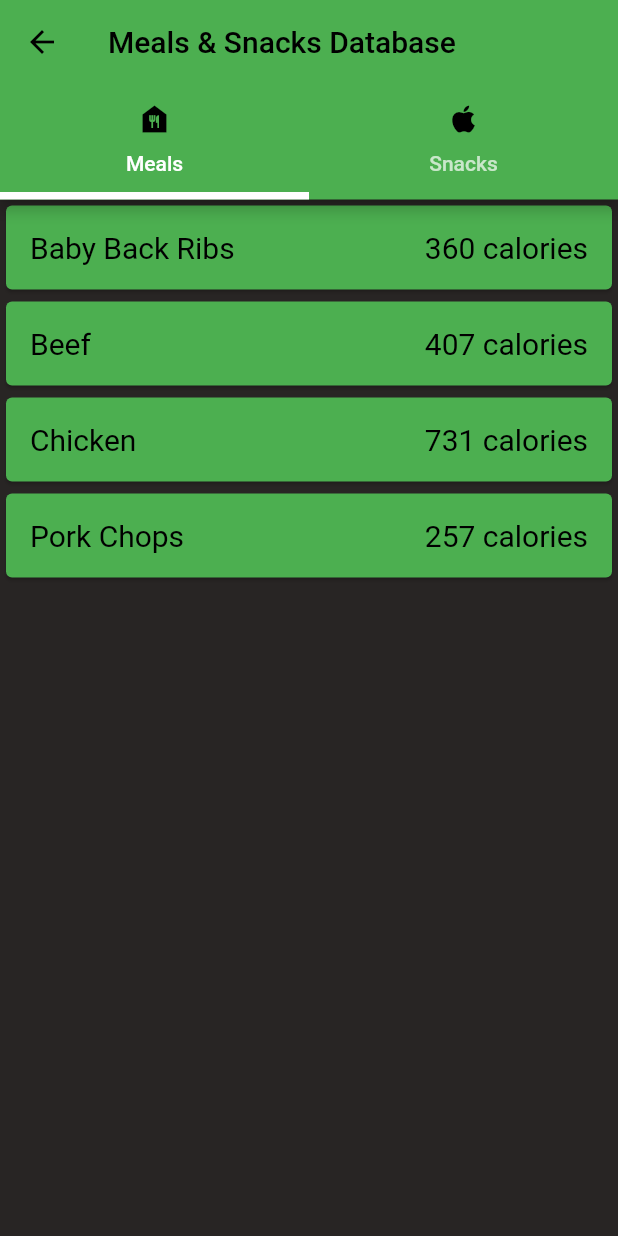
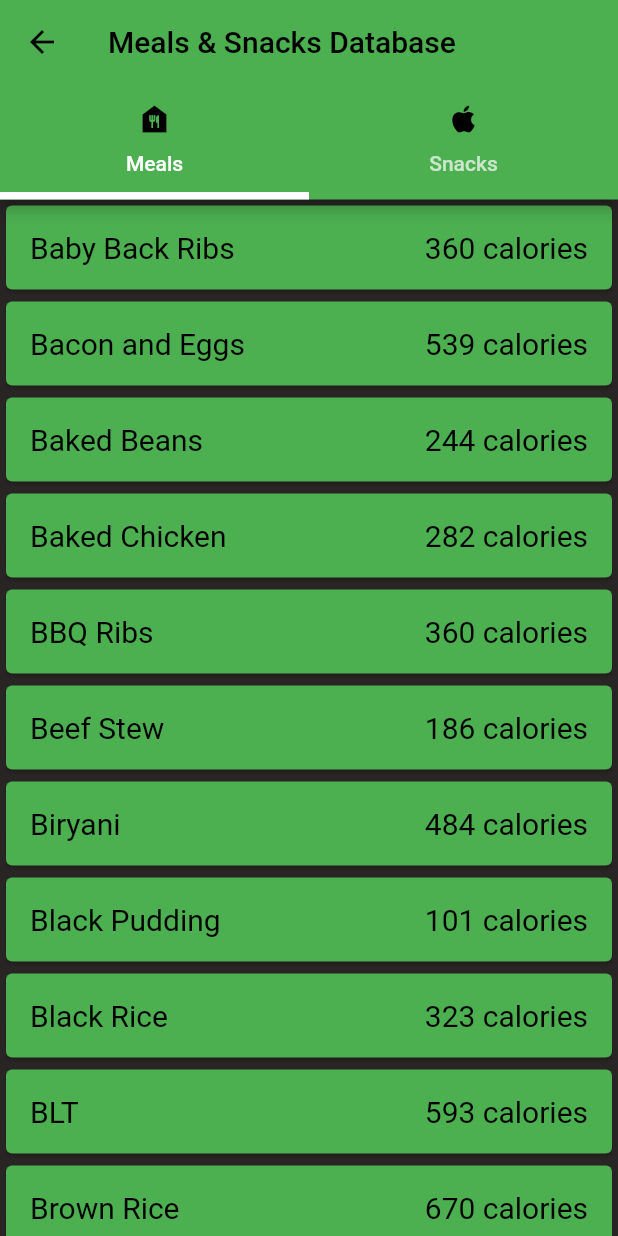
Before and after one commit to robharper00/SE300_DARM, a Flutter app: the MealsDatabaseScreen screen opened directly, on a phone screen of 412 x 824 dp. Run offline on Flutter 3.47's test engine with Material 2 defaults, Android fonts, the phone set to English and light mode, and no system bars; our stand-ins replace flutter_local_notifications, pedometer, timezone; missing offline and left inert: heart_bpm.

Commit message:
Finalized code: updating meals database.

```diff
--- a/lib/meals_database_screen.dart
+++ b/lib/meals_database_screen.dart
@@ -3,16 +3,36 @@ import 'package:healthy_habits/calorie_counter_screen.dart';
 
 List<String> meals = [
   'Baby Back Ribs',
-  'Beef',
-  'Chicken',
-  'Pork Chops',
+  'Bacon and Eggs',
+  'Baked Beans',
+  'Baked Chicken',
+  'BBQ Ribs',
+  'Beef Stew',
+  'Biryani',
+  'Black Pudding',
+  'Black Rice',
+  'BLT',
+  'Brown Rice',
+  'Burrito',
+  'Butter Chicken',
+  'California Roll',
 ];
 
 List<String> mealCalories = [
   '360 calories',
-  '407 calories',
-  '731 calories',
-  '257 calories',
+  '539 calories',
+  '244 calories',
+  '282 calories',
+  '360 calories',
+  '186 calories',
+  '484 calories',
+  '101 calories',
+  '323 calories',
+  '593 calories',
+  '670 calories',
+  '326 calories',
+  '490 calories',
+  '33 calories',
 ];
 
 List<String> snacks = [
```
Also changed, not shown: lib/calorie_counter_screen.dart (+15 -10 lines).
